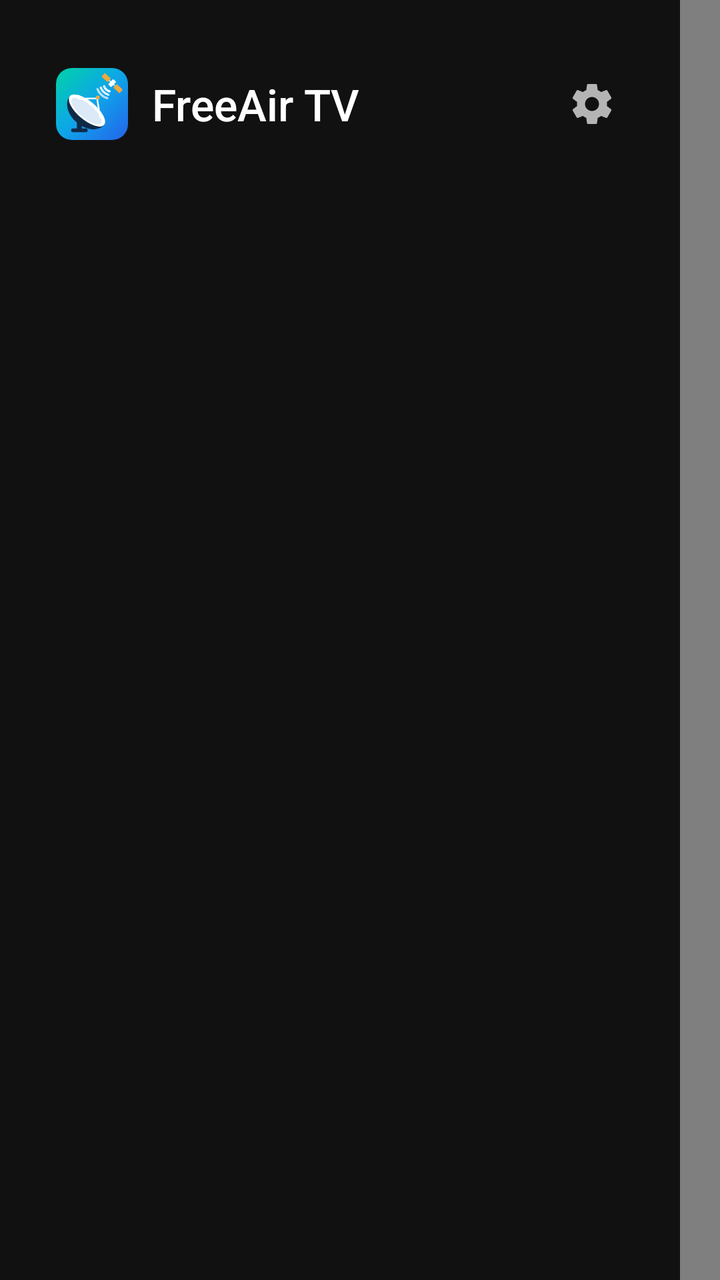
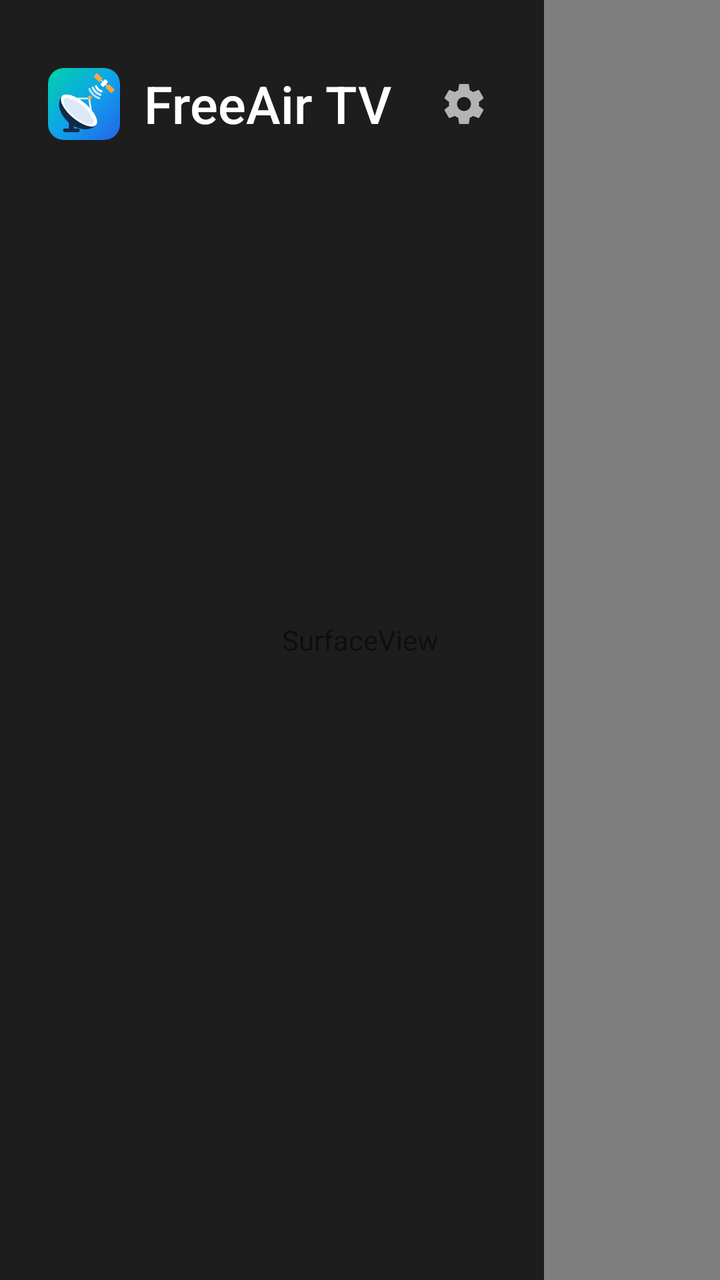

Before-and-after screenshots of an Android layout around one commit, followed by the original layout XML and the change that was made.
<!-- AndroidManifest.xml: application theme Theme.Fullscreen -->
<!-- res/layout/activity_main.xml -->
<?xml version="1.0" encoding="utf-8"?>
<FrameLayout xmlns:android="http://schemas.android.com/apk/res/android"
    android:layout_width="match_parent"
    android:layout_height="match_parent"
    android:background="@color/ground"
    android:keepScreenOn="true">

    
    <SurfaceView
        android:id="@+id/surface"
        android:layout_width="match_parent"
        android:layout_height="match_parent"
        android:layout_gravity="center"
        android:focusable="false" />

    
    <TextView
        android:id="@+id/status"
        android:layout_width="wrap_content"
        android:layout_height="wrap_content"
        android:layout_gravity="center"
        android:background="@drawable/panel"
        android:maxWidth="560dp"
        android:paddingHorizontal="24dp"
        android:paddingVertical="16dp"
        android:textColor="@color/ink"
        android:textSize="20sp"
        android:visibility="gone" />

    
    <LinearLayout
        android:id="@+id/banner"
        android:layout_width="wrap_content"
        android:layout_height="wrap_content"
        android:layout_gravity="top|start"
        android:layout_margin="40dp"
        android:background="@drawable/panel"
        android:gravity="center_vertical"
        android:minWidth="420dp"
        android:orientation="horizontal"
        android:paddingHorizontal="24dp"
        android:paddingVertical="16dp"
        android:visibility="gone">

        <TextView
            android:id="@+id/banner_num"
            android:layout_width="wrap_content"
            android:layout_height="wrap_content"
            android:fontFeatureSettings="tnum"
            android:minWidth="44dp"
            android:textColor="@color/faint"
            android:textSize="28sp" />

        <LinearLayout
            android:layout_width="0dp"
            android:layout_height="wrap_content"
            android:layout_marginStart="16dp"
            android:layout_weight="1"
            android:orientation="vertical">

            <TextView
                android:id="@+id/banner_name"
                android:layout_width="wrap_content"
                android:layout_height="wrap_content"
                android:fontFamily="sans-serif-medium"
                android:maxLines="1"
                android:textColor="@color/ink"
                android:textSize="26sp" />

            <TextView
                android:id="@+id/banner_tamil"
                android:layout_width="wrap_content"
                android:layout_height="wrap_content"
                android:maxLines="1"
                android:textColor="@color/muted"
                android:textSize="18sp" />
        </LinearLayout>

        <LinearLayout
            android:layout_width="wrap_content"
            android:layout_height="wrap_content"
            android:layout_marginStart="32dp"
            android:gravity="end"
            android:orientation="vertical">

            <TextClock
                android:layout_width="wrap_content"
                android:layout_height="wrap_content"
                android:fontFeatureSettings="tnum"
                android:format12Hour="h:mm a"
                android:format24Hour="HH:mm"
                android:textColor="@color/muted"
                android:textSize="18sp" />

            <LinearLayout
                android:layout_width="wrap_content"
                android:layout_height="wrap_content"
                android:layout_marginTop="4dp"
                android:gravity="center_vertical"
                android:orientation="horizontal">

                <View
                    android:layout_width="10dp"
                    android:layout_height="10dp"
                    android:background="@drawable/live_dot" />

                <TextView
                    android:id="@+id/banner_quality"
                    android:layout_width="wrap_content"
                    android:layout_height="wrap_content"
                    android:layout_marginStart="8dp"
                    android:fontFeatureSettings="tnum"
                    android:text="@string/live"
                    android:textColor="@color/accent"
                    android:textSize="16sp" />
            </LinearLayout>
        </LinearLayout>
    </LinearLayout>

    
    <TextView
        android:id="@+id/volume_toast"
        android:layout_width="wrap_content"
        android:layout_height="wrap_content"
        android:layout_gravity="top|end"
        android:layout_margin="40dp"
        android:background="@drawable/panel"
        android:fontFeatureSettings="tnum"
        android:paddingHorizontal="20dp"
        android:paddingVertical="12dp"
        android:textColor="@color/ink"
        android:textSize="20sp"
        android:visibility="gone" />

    
    <LinearLayout
        android:id="@+id/guide"
        android:layout_width="340dp"
        android:layout_height="match_parent"
        android:layout_gravity="start"
        android:background="@color/surface"
        android:orientation="vertical"
        android:paddingHorizontal="20dp"
        android:paddingTop="28dp"
        android:paddingBottom="20dp">

        <LinearLayout
            android:layout_width="match_parent"
            android:layout_height="wrap_content"
            android:gravity="center_vertical"
            android:orientation="horizontal"
            android:paddingStart="8dp">

            <ImageView
                android:layout_width="36dp"
                android:layout_height="36dp"
                android:contentDescription="@null"
                android:src="@drawable/logo_mark" />

            <TextView
                android:layout_width="0dp"
                android:layout_height="wrap_content"
                android:layout_marginStart="12dp"
                android:layout_weight="1"
                android:fontFamily="sans-serif-medium"
                android:maxLines="1"
                android:text="@string/app_name"
                android:textColor="@color/ink"
                android:textSize="22sp" />

            
            <ImageButton
                android:id="@+id/settings_button"
                android:layout_width="48dp"
                android:layout_height="48dp"
                android:background="@drawable/icon_button"
                android:contentDescription="@string/settings"
                android:focusable="true"
                android:nextFocusDown="@id/list"
                android:padding="12dp"
                android:scaleType="fitCenter"
                android:src="@drawable/ic_settings"
                android:tint="@color/icon_on_button" />
        </LinearLayout>

        <ListView
            android:id="@+id/list"
            android:layout_width="match_parent"
            android:layout_height="0dp"
            android:layout_marginTop="16dp"
            android:layout_weight="1"
            android:choiceMode="singleChoice"
            android:divider="@null"
            android:dividerHeight="2dp"
            android:drawSelectorOnTop="false"
            android:listSelector="@drawable/list_selector"
            android:nextFocusUp="@id/settings_button"
            android:scrollbars="none" />
    </LinearLayout>

    
    <LinearLayout
        android:id="@+id/options"
        android:layout_width="340dp"
        android:layout_height="match_parent"
        android:layout_gravity="end"
        android:background="@color/surface"
        android:orientation="vertical"
        android:paddingHorizontal="20dp"
        android:paddingTop="36dp"
        android:paddingBottom="20dp"
        android:visibility="gone">

        <TextView
            android:layout_width="wrap_content"
            android:layout_height="wrap_content"
            android:fontFamily="sans-serif-medium"
            android:paddingStart="8dp"
            android:text="@string/options_title"
            android:textColor="@color/ink"
            android:textSize="22sp" />

        <ListView
            android:id="@+id/options_list"
            android:layout_width="match_parent"
            android:layout_height="0dp"
            android:layout_marginTop="16dp"
            android:layout_weight="1"
            android:choiceMode="singleChoice"
            android:divider="@null"
            android:dividerHeight="2dp"
            android:drawSelectorOnTop="false"
            android:listSelector="@drawable/list_selector"
            android:scrollbars="none" />
    </LinearLayout>
</FrameLayout>
<!-- resources referenced by this layout -->
<resources>
  <color name="accent">#FFF2A93B</color>
  <color name="faint">#FF949494</color>
  <color name="ground">#FF000000</color>
  <color name="ink">#FFFFFFFF</color>
  <color name="muted">#FFB4B4B4</color>
  <color name="surface">#FF111111</color>
  <!-- drawable icon_button (drawable) -->
  <?xml version="1.0" encoding="utf-8"?>
  <selector xmlns:android="http://schemas.android.com/apk/res/android">
      <item android:state_focused="true">
          <shape android:shape="oval"><solid android:color="@color/ink" /></shape>
      </item>
      <item android:state_pressed="true">
          <shape android:shape="oval"><solid android:color="@color/muted" /></shape>
      </item>
      <item>
          <shape android:shape="oval"><solid android:color="@android:color/transparent" /></shape>
      </item>
  </selector>
  <!-- drawable list_selector (drawable) -->
  <?xml version="1.0" encoding="utf-8"?>
  <shape xmlns:android="http://schemas.android.com/apk/res/android" android:shape="rectangle">
      <solid android:color="@color/ink" />
      <corners android:radius="8dp" />
  </shape>
  <!-- drawable live_dot (drawable) -->
  <?xml version="1.0" encoding="utf-8"?>
  <shape xmlns:android="http://schemas.android.com/apk/res/android" android:shape="oval">
      <solid android:color="@color/accent" />
      <size android:width="10dp" android:height="10dp" />
  </shape>
  <!-- drawable panel (drawable) -->
  <?xml version="1.0" encoding="utf-8"?>
  <shape xmlns:android="http://schemas.android.com/apk/res/android" android:shape="rectangle">
      <solid android:color="@color/surface" />
      <corners android:radius="8dp" />
  </shape>
  <string name="app_name">FreeAir TV</string>
  <string name="live">Live</string>
  <string name="options_title">Picture and sound</string>
  <string name="settings">Settings</string>
  <style name="Theme.Fullscreen" parent="android:Theme.Material.NoActionBar.Fullscreen">
          <item name="android:windowBackground">@android:color/black</item>
          <item name="android:windowContentOverlay">@null</item>
      </style>
  <!-- unchanged entries left out for length: 2 -->
</resources>

<!-- the commit's change to res/layout/activity_main.xml (unified diff, before → after) -->
@@ -16,30 +16,69 @@
     
     <TextView
         android:id="@+id/status"
+        android:accessibilityLiveRegion="polite"
         android:layout_width="wrap_content"
         android:layout_height="wrap_content"
         android:layout_gravity="center"
-        android:background="@drawable/panel"
-        android:maxWidth="560dp"
+        android:background="@drawable/scrim_card"
+        android:maxWidth="520dp"
         android:paddingHorizontal="24dp"
         android:paddingVertical="16dp"
         android:textColor="@color/ink"
-        android:textSize="20sp"
+        android:textSize="16sp"
         android:visibility="gone" />
 
     
     <LinearLayout
+        android:id="@+id/loader"
+        android:accessibilityLiveRegion="polite"
+        android:layout_width="wrap_content"
+        android:layout_height="wrap_content"
+        android:layout_gravity="center"
+        android:background="@drawable/scrim_loader"
+        android:gravity="center_horizontal"
+        android:minWidth="72dp"
+        android:orientation="vertical"
+        android:paddingHorizontal="12dp"
+        android:paddingTop="8dp"
+        android:paddingBottom="8dp"
+        android:visibility="gone">
+
+        <ImageView
+            android:id="@+id/loader_icon"
+            android:layout_width="36dp"
+            android:layout_height="36dp"
+            android:importantForAccessibility="no"
+            android:src="@drawable/loader" />
+
+        <TextView
+            android:id="@+id/loader_label"
+            android:layout_width="wrap_content"
+            android:layout_height="wrap_content"
+            android:layout_marginTop="2dp"
+            android:ellipsize="end"
+            android:maxLines="1"
+            android:maxWidth="120dp"
+            android:textColor="@color/muted"
+            android:textSize="11sp" />
+    </LinearLayout>
+
+    
+    <LinearLayout
         android:id="@+id/banner"
+        android:accessibilityLiveRegion="polite"
         android:layout_width="wrap_content"
         android:layout_height="wrap_content"
         android:layout_gravity="top|start"
-        android:layout_margin="40dp"
-        android:background="@drawable/panel"
+        android:layout_margin="32dp"
+        android:background="@drawable/scrim_card"
         android:gravity="center_vertical"
-        android:minWidth="420dp"
+        android:maxWidth="440dp"
         android:orientation="horizontal"
-        android:paddingHorizontal="24dp"
-        android:paddingVertical="16dp"
+        android:paddingStart="16dp"
+        android:paddingTop="12dp"
+        android:paddingEnd="20dp"
+        android:paddingBottom="12dp"
         android:visibility="gone">
 
         <TextView
@@ -47,100 +86,106 @@
             android:layout_width="wrap_content"
             android:layout_height="wrap_content"
             android:fontFeatureSettings="tnum"
-            android:minWidth="44dp"
+            android:gravity="end"
+            android:minWidth="20dp"
             android:textColor="@color/faint"
-            android:textSize="28sp" />
+            android:textSize="14sp" />
 
         <LinearLayout
-            android:layout_width="0dp"
-            android:layout_height="wrap_content"
-            android:layout_marginStart="16dp"
-            android:layout_weight="1"
+            android:layout_width="wrap_content"
+            android:layout_height="wrap_content"
+            android:layout_marginStart="12dp"
             android:orientation="vertical">
 
             <TextView
                 android:id="@+id/banner_name"
                 android:layout_width="wrap_content"
                 android:layout_height="wrap_content"
+                android:ellipsize="end"
                 android:fontFamily="sans-serif-medium"
                 android:maxLines="1"
+                android:maxWidth="240dp"
                 android:textColor="@color/ink"
-                android:textSize="26sp" />
+                android:textSize="18sp" />
 
             <TextView
                 android:id="@+id/banner_tamil"
                 android:layout_width="wrap_content"
                 android:layout_height="wrap_content"
+                android:ellipsize="end"
                 android:maxLines="1"
+                android:maxWidth="240dp"
                 android:textColor="@color/muted"
-                android:textSize="18sp" />
+                android:textSize="13sp" />
         </LinearLayout>
 
         <LinearLayout
             android:layout_width="wrap_content"
             android:layout_height="wrap_content"
-            android:layout_marginStart="32dp"
+            android:layout_marginStart="24dp"
             android:gravity="end"
             android:orientation="vertical">
 
+            <LinearLayout
+                android:layout_width="wrap_content"
+                android:layout_height="wrap_content"
+                android:gravity="center_vertical"
+                android:orientation="horizontal">
+
+                <View
+                    android:layout_width="8dp"
+                    android:layout_height="8dp"
+                    android:background="@drawable/live_dot" />
+
+                <TextView
+                    android:id="@+id/banner_quality"
+                    android:layout_width="wrap_content"
+                    android:layout_height="wrap_content"
+                    android:layout_marginStart="6dp"
+                    android:fontFamily="sans-serif-medium"
+                    android:fontFeatureSettings="tnum"
+                    android:text="@string/live"
+                    android:textColor="@color/accent"
+                    android:textSize="13sp" />
+            </LinearLayout>
+
             <TextClock
                 android:layout_width="wrap_content"
                 android:layout_height="wrap_content"
+                android:layout_marginTop="2dp"
                 android:fontFeatureSettings="tnum"
                 android:format12Hour="h:mm a"
                 android:format24Hour="HH:mm"
                 android:textColor="@color/muted"
-                android:textSize="18sp" />
-
-            <LinearLayout
-                android:layout_width="wrap_content"
-                android:layout_height="wrap_content"
-                android:layout_marginTop="4dp"
-                android:gravity="center_vertical"
-                android:orientation="horizontal">
-
-                <View
-                    android:layout_width="10dp"
-                    android:layout_height="10dp"
-                    android:background="@drawable/live_dot" />
-
-                <TextView
-                    android:id="@+id/banner_quality"
-                    android:layout_width="wrap_content"
-                    android:layout_height="wrap_content"
-                    android:layout_marginStart="8dp"
-                    android:fontFeatureSettings="tnum"
-                    android:text="@string/live"
-                    android:textColor="@color/accent"
-                    android:textSize="16sp" />
-            </LinearLayout>
+                android:textSize="13sp" />
         </LinearLayout>
     </LinearLayout>
 
     
     <TextView
         android:id="@+id/volume_toast"
+        android:accessibilityLiveRegion="polite"
         android:layout_width="wrap_content"
         android:layout_height="wrap_content"
         android:layout_gravity="top|end"
         android:layout_margin="40dp"
-        android:background="@drawable/panel"
+        android:background="@drawable/scrim_card"
         android:fontFeatureSettings="tnum"
         android:paddingHorizontal="20dp"
         android:paddingVertical="12dp"
         android:textColor="@color/ink"
-        android:textSize="20sp"
+        android:textSize="16sp"
         android:visibility="gone" />
 
     
     <LinearLayout
         android:id="@+id/guide"
-        android:layout_width="340dp"
+        android:layout_width="272dp"
         android:layout_height="match_parent"
         android:layout_gravity="start"
-        android:background="@color/surface"
+        android:background="@color/surface_glass"
         android:orientation="vertical"
-        android:paddingHorizontal="20dp"
+        android:paddingHorizontal="16dp"
         android:paddingTop="28dp"
         android:paddingBottom="20dp">
 
@@ -155,6 +200,7 @@
                 android:layout_width="36dp"
                 android:layout_height="36dp"
                 android:contentDescription="@null"
+                android:importantForAccessibility="no"
                 android:src="@drawable/logo_mark" />
 
             <TextView
@@ -163,10 +209,11 @@
                 android:layout_marginStart="12dp"
                 android:layout_weight="1"
                 android:fontFamily="sans-serif-medium"
+                android:ellipsize="end"
                 android:maxLines="1"
                 android:text="@string/app_name"
                 android:textColor="@color/ink"
-                android:textSize="22sp" />
+                android:textSize="26sp" />
 
             
             <ImageButton
@@ -201,12 +248,12 @@
     
     <LinearLayout
         android:id="@+id/options"
-        android:layout_width="340dp"
+        android:layout_width="272dp"
         android:layout_height="match_parent"
         android:layout_gravity="end"
-        android:background="@color/surface"
+        android:background="@color/surface_glass"
         android:orientation="vertical"
-        android:paddingHorizontal="20dp"
+        android:paddingHorizontal="16dp"
         android:paddingTop="36dp"
         android:paddingBottom="20dp"
         android:visibility="gone">
@@ -215,10 +262,10 @@
             android:layout_width="wrap_content"
             android:layout_height="wrap_content"
             android:fontFamily="sans-serif-medium"
-            android:paddingStart="8dp"
+            android:paddingStart="12dp"
             android:text="@string/options_title"
             android:textColor="@color/ink"
-            android:textSize="22sp" />
+            android:textSize="26sp" />
 
         <ListView
             android:id="@+id/options_list"
<!-- resource entries referenced after the edit -->
@@ -1,11 +1,11 @@
 <!-- resources referenced by this layout -->
 <resources>
   <color name="accent">#FFF2A93B</color>
-  <color name="faint">#FF949494</color>
+  <color name="faint">#FF9E9E9E</color>
   <color name="ground">#FF000000</color>
   <color name="ink">#FFFFFFFF</color>
   <color name="muted">#FFB4B4B4</color>
-  <color name="surface">#FF111111</color>
+  <color name="surface_glass">#E0111111</color>
   <!-- drawable icon_button (drawable) -->
   <?xml version="1.0" encoding="utf-8"?>
   <selector xmlns:android="http://schemas.android.com/apk/res/android">
@@ -31,20 +31,66 @@
       <solid android:color="@color/accent" />
       <size android:width="10dp" android:height="10dp" />
   </shape>
-  <!-- drawable panel (drawable) -->
+  <!-- drawable loader (drawable) -->
+  <?xml version="1.0" encoding="utf-8"?>
+  <animated-vector xmlns:android="http://schemas.android.com/apk/res/android"
+      android:drawable="@drawable/loader_signal">
+      <target android:name="wave1" android:animation="@animator/loader_wave1" />
+      <target android:name="wave2" android:animation="@animator/loader_wave2" />
+      <target android:name="wave3" android:animation="@animator/loader_wave3" />
+  </animated-vector>
+  <!-- drawable scrim_card (drawable) -->
   <?xml version="1.0" encoding="utf-8"?>
   <shape xmlns:android="http://schemas.android.com/apk/res/android" android:shape="rectangle">
-      <solid android:color="@color/surface" />
-      <corners android:radius="8dp" />
+      <solid android:color="#C70A0A0A" />
+      <corners android:radius="14dp" />
+  </shape>
+  <!-- drawable scrim_loader (drawable) -->
+  <?xml version="1.0" encoding="utf-8"?>
+  <shape xmlns:android="http://schemas.android.com/apk/res/android" android:shape="rectangle">
+      <solid android:color="#AD0A0A0A" />
+      <corners android:radius="12dp" />
   </shape>
   <string name="app_name">FreeAir TV</string>
   <string name="live">Live</string>
-  <string name="options_title">Picture and sound</string>
+  <string name="options_title">Picture &amp; Sound</string>
   <string name="settings">Settings</string>
   <style name="Theme.Fullscreen" parent="android:Theme.Material.NoActionBar.Fullscreen">
           <item name="android:windowBackground">@android:color/black</item>
           <item name="android:windowContentOverlay">@null</item>
       </style>
+  <!-- drawable loader_signal (drawable) -->
+  <?xml version="1.0" encoding="utf-8"?>
+  <vector xmlns:android="http://schemas.android.com/apk/res/android"
+      android:width="96dp"
+      android:height="96dp"
+      android:viewportWidth="96"
+      android:viewportHeight="96">
+      <path
+          android:name="wave1"
+          android:pathData="M38.1,54.1A14,14 0 0,1 57.9,54.1"
+          android:strokeAlpha="0.18"
+          android:strokeColor="#FF00D2A8"
+          android:strokeLineCap="round"
+          android:strokeWidth="5" />
+      <path
+          android:name="wave2"
+          android:pathData="M29.62,45.62A26,26 0 0,1 66.38,45.62"
+          android:strokeAlpha="0.18"
+          android:strokeColor="#FF0EA5E9"
+          android:strokeLineCap="round"
+          android:strokeWidth="5" />
+      <path
+          android:name="wave3"
+          android:pathData="M21.13,37.13A38,38 0 0,1 74.87,37.13"
+          android:strokeAlpha="0.18"
+          android:strokeColor="#FF2563EB"
+          android:strokeLineCap="round"
+          android:strokeWidth="5" />
+      <path
+          android:fillColor="#FFFFFFFF"
+          android:pathData="M43,64a5,5 0 1,0 10,0a5,5 0 1,0 -10,0" />
+  </vector>
   <!-- unchanged entries left out for length: 2 -->
 </resources>
 
